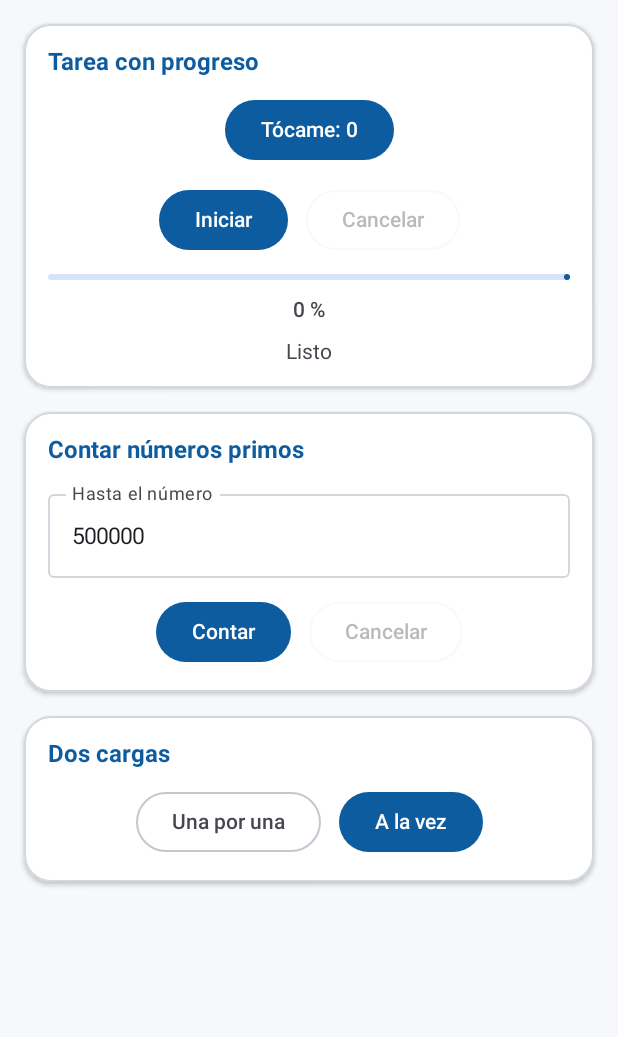
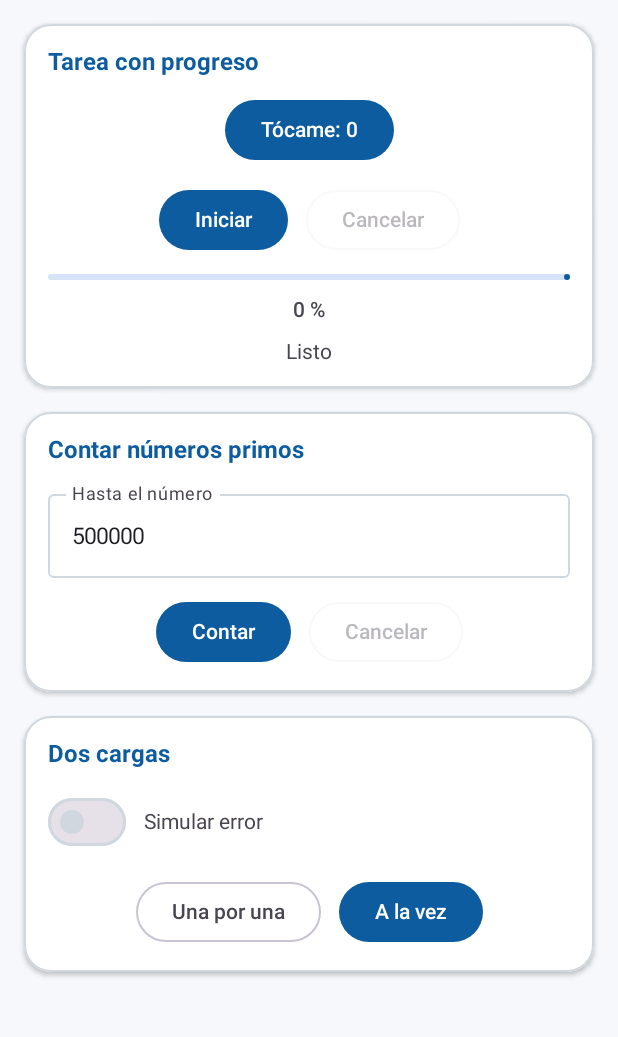
Before and after one commit to israelhuamanh/hilos-android, an Android app built with Jetpack Compose: the screen it shows after launch (MainActivity), on a phone screen of 412 x 824 dp, the part 96-1133 px from its top. Run offline under Robolectric (Android 15) with nearby library versions, the phone set to English and light mode, and no system bars.

Commit message:
feat(errores): maneja errores de carga y agrega reintento

```diff
--- a/app/src/main/java/com/tecsup/centrotareas/ui/PantallaTareas.kt
+++ b/app/src/main/java/com/tecsup/centrotareas/ui/PantallaTareas.kt
@@ -21,6 +21,7 @@ import androidx.compose.material3.MaterialTheme
 import androidx.compose.material3.OutlinedButton
 import androidx.compose.material3.OutlinedTextField
 import androidx.compose.material3.Scaffold
+import androidx.compose.material3.Switch
 import androidx.compose.material3.Text
 import androidx.compose.material3.TopAppBar
 import androidx.compose.material3.TopAppBarDefaults
@@ -56,6 +57,7 @@ fun PantallaTareas(vm: TareasViewModel) {
     val corriendo by vm.corriendo.collectAsState()
     val primos by vm.primos.collectAsState()
     val carga by vm.carga.collectAsState()
+    val simularError by vm.simularError.collectAsState()
 
     var toques by rememberSaveable { mutableIntStateOf(0) }
     var textoHasta by rememberSaveable { mutableStateOf("500000") }
@@ -201,6 +203,22 @@ fun PantallaTareas(vm: TareasViewModel) {
                 val cargando = carga is CargaUi.Cargando
 
                 Row(
+                    modifier = Modifier.fillMaxWidth(),
+                    horizontalArrangement = Arrangement.spacedBy(12.dp),
+                    verticalAlignment = Alignment.CenterVertically
+                ) {
+                    Switch(
+                        checked = simularError,
+                        onCheckedChange = { vm.cambiarSimularError(it) },
+                        enabled = !cargando
+                    )
+                    Text(
+                        text = "Simular error",
+                        style = MaterialTheme.typography.bodyMedium
+                    )
+                }
+
+                Row(
                     horizontalArrangement = Arrangement.spacedBy(12.dp),
                     verticalAlignment = Alignment.CenterVertically
                 ) {
@@ -251,7 +269,10 @@ fun PantallaTareas(vm: TareasViewModel) {
                         }
                     }
                     is CargaUi.Error -> {
-                        // TODO Paso 7: RecuadroError y botón Reintentar
+                        RecuadroError(mensaje = estado.mensaje)
+                        OutlinedButton(onClick = { vm.cargarALaVez() }) {
+                            Text(text = "Reintentar")
+                        }
                     }
                 }
             }
```
Also changed, not shown: app/src/main/java/com/tecsup/centrotareas/viewmodel/TareasViewModel.kt (+25 -4 lines).
